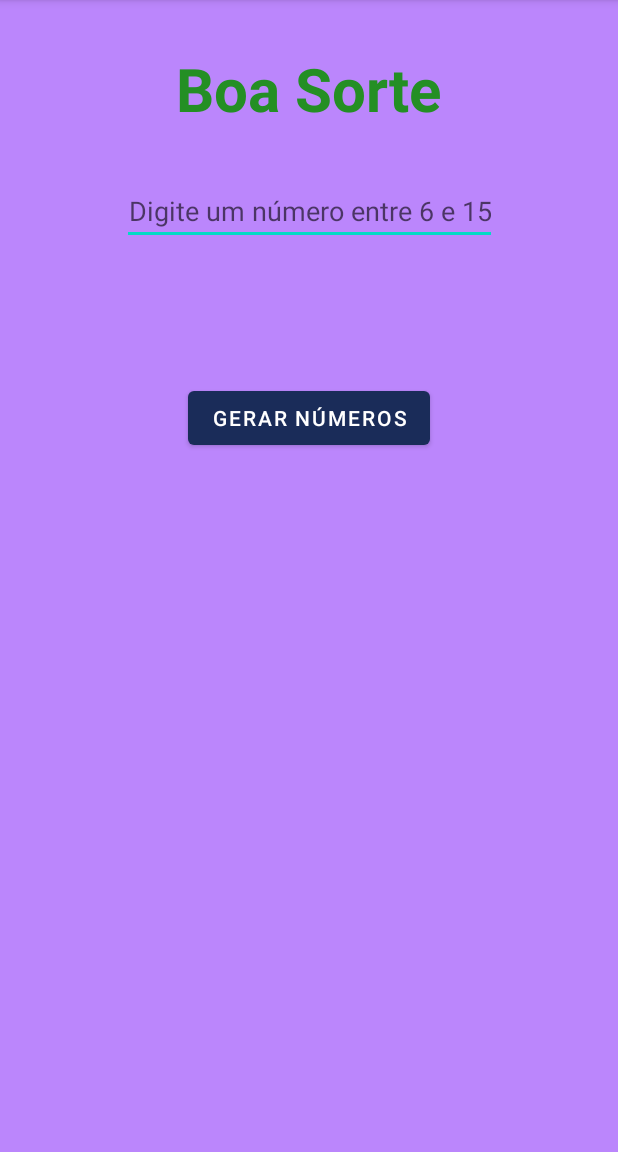
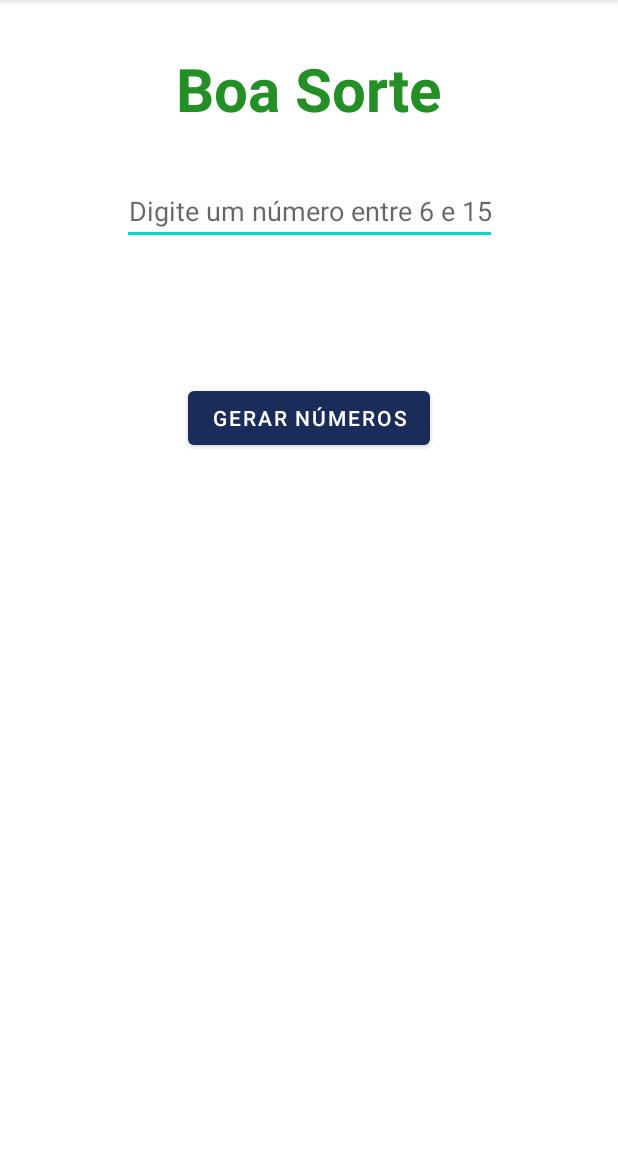
Before and after one commit to EduardoDenis/Sorteio-Mega-Sena, an Android app: the screen it shows after launch (MainActivity), on a phone screen of 412 x 824 dp, the part 84-1236 px from its top. Run offline under Robolectric (Android 15) with nearby library versions, the phone set to English and light mode, and no system bars.

Commit message:
Update activity_main.xml

```diff
--- a/app/src/main/res/layout/activity_main.xml
+++ b/app/src/main/res/layout/activity_main.xml
@@ -4,7 +4,6 @@
     xmlns:tools="http://schemas.android.com/tools"
     android:layout_width="match_parent"
     android:layout_height="match_parent"
-    android:background="@color/purple_200"
     tools:context=".MainActivity">
 
 
@@ -38,8 +37,8 @@
         android:id="@+id/txt_result"
         android:layout_width="0dp"
         android:layout_height="wrap_content"
+        android:layout_marginStart="40dp"
         android:layout_marginTop="32dp"
-        android:layout_marginStart="40dp"
         android:layout_marginEnd="40dp"
         android:textAlignment="center"
         android:textSize="20sp"
```
